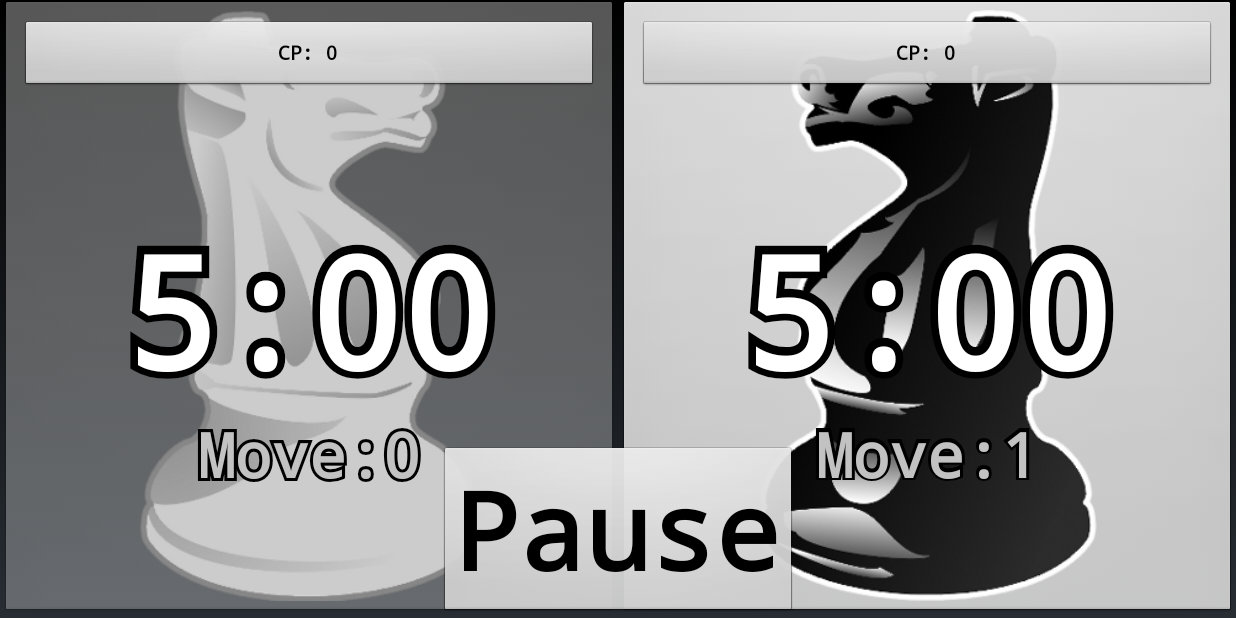
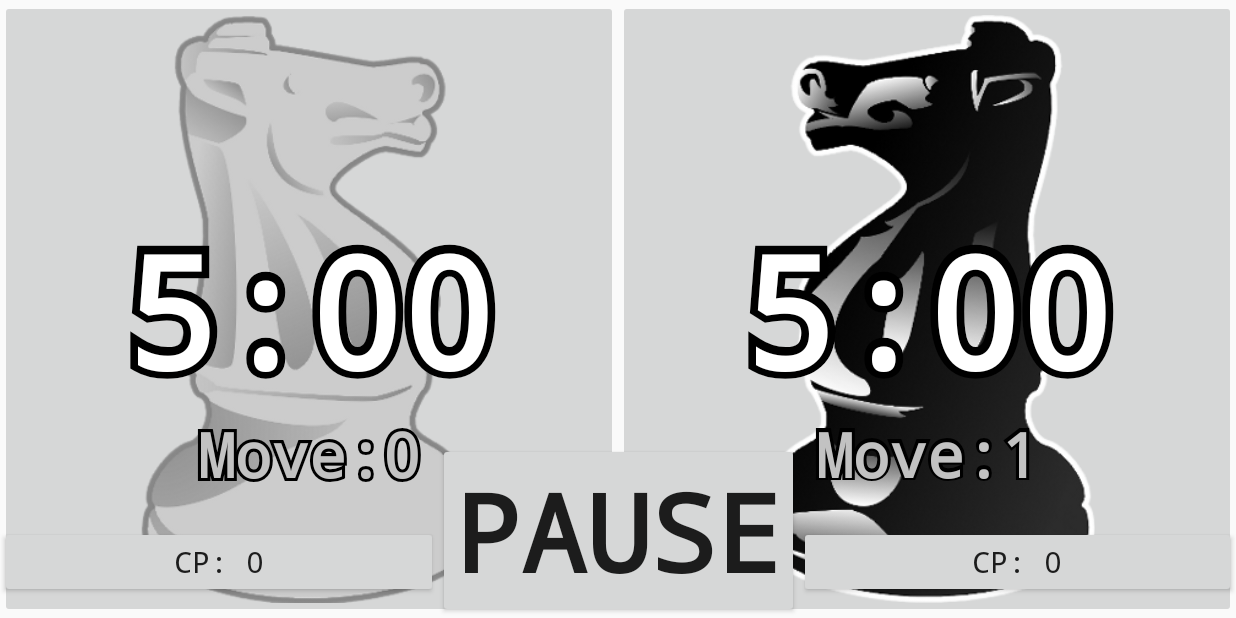
Before and after one commit to keannan5390/game-clock, an Android app: the screen it shows after launch (MainActivity), after a tap on "CP: 0", on a phone screen of 824 x 412 dp (held sideways). Run offline under Robolectric (Android 15) with nearby library versions, the phone set to English and light mode, and no system bars; libraries missing offline, so code that uses them is left out: fi.iki.elonen; pictures from the network do not load; 1 statement that could not run was skipped.

Commit message:
tweaked the layout for CP, and removed socket code in app

```diff
--- a/app/src/main/AndroidManifest.xml
+++ b/app/src/main/AndroidManifest.xml
@@ -15,12 +15,12 @@ android:versionName="3.0.2" android:versionCode="12">
     <uses-permission android:name="android.permission.WRITE_EXTERNAL_STORAGE" />
 
     <application android:icon="@drawable/icon"
+        android:theme="@style/AppTheme"
     android:label="@string/app_name">
 
         <!-- Main Activity -->
         <activity android:name=".MainActivity"
-        android:screenOrientation="landscape"
-        android:theme="@android:style/Theme.NoTitleBar.Fullscreen">
+        android:screenOrientation="landscape">
             <intent-filter>
                 <action android:name="android.intent.action.MAIN" />
                 <category android:name="android.intent.category.LAUNCHER" />
--- a/app/src/main/java/org/brutaldamage/chessclock/MainActivity.java
+++ b/app/src/main/java/org/brutaldamage/chessclock/MainActivity.java
@@ -43,7 +43,6 @@ import android.preference.PreferenceManager;
 import android.widget.TextView;
 
 import org.brutaldamage.chessclock.http.AndroidHttpServer;
-import org.brutaldamage.chessclock.http.AndroidSocketServer;
 import org.brutaldamage.chessclock.menus.OptionsMenu;
 import org.brutaldamage.chessclock.menus.TimersMenu;
 
@@ -252,12 +251,10 @@ public class MainActivity extends Activity {
 
 	//region Http Server Stuff
 
-	public AndroidSocketServer socketServer;
     public AndroidHttpServer httpServer;
 
 	private static boolean isStarted = false;
 	private static final int DEFAULT_PORT = 8080;
-    private static final int DEFAULT_SOCKET_PORT = 8081;
 	private BroadcastReceiver broadcastReceiverNetworkState;
 
 
@@ -270,8 +267,6 @@ public class MainActivity extends Activity {
 				if (port == 0) {
 					throw new Exception();
 				}
-				socketServer = new AndroidSocketServer(DEFAULT_SOCKET_PORT, false);
-				socketServer.start();
 				httpServer = new AndroidHttpServer(this, DEFAULT_PORT);
 				httpServer.start();
 				return true;
@@ -285,13 +280,11 @@ public class MainActivity extends Activity {
 
 	private boolean stopAndroidWebServer() {
 	    if(isStarted) {
-            if (socketServer != null) {
-                socketServer.stop();
-            }
             if (httpServer != null) {
                 httpServer.stop();
+				return true;
             }
-            return true;
+
         }
 		return false;
 	}
--- a/app/src/main/java/org/brutaldamage/chessclock/http/AndroidSocketServer.java
+++ /dev/null
@@ -1,102 +0,0 @@
-package org.brutaldamage.chessclock.http;
-
-import java.io.IOException;
-import java.util.logging.Level;
-import java.util.logging.Logger;
-
-import fi.iki.elonen.NanoHTTPD;
-import fi.iki.elonen.NanoWSD;
-
-public class AndroidSocketServer extends NanoWSD {
-
-    /**
-     * logger to log to.
-     */
-    private static final Logger LOG = Logger.getLogger(AndroidSocketServer.class.getName());
-
-    private final boolean debug;
-
-    private DebugWebSocket webSocket;
-
-    public AndroidSocketServer(int port, boolean debug) {
-        super(port);
-        this.debug = debug;
-    }
-
-    @Override
-    protected WebSocket openWebSocket(IHTTPSession handshake) {
-        webSocket = new DebugWebSocket(this, handshake);
-
-        return webSocket;
-    }
-
-    public void sendMessage(String msg)
-    {
-        try {
-            if(webSocket != null)
-                webSocket.send(msg);
-        }
-        catch(IOException ex)
-        {
-
-        }
-    }
-
-    private static class DebugWebSocket extends WebSocket {
-
-        private final AndroidSocketServer server;
-
-        public DebugWebSocket(AndroidSocketServer server, IHTTPSession handshakeRequest) {
-            super(handshakeRequest);
-            this.server = server;
-        }
-
-        @Override
-        protected void onOpen() {
-        }
-
-        @Override
-        protected void onClose(WebSocketFrame.CloseCode code, String reason, boolean initiatedByRemote) {
-            if (server.debug) {
-                System.out.println("C [" + (initiatedByRemote ? "Remote" : "Self") + "] " + (code != null ? code : "UnknownCloseCode[" + code + "]")
-                        + (reason != null && !reason.isEmpty() ? ": " + reason : ""));
-            }
-        }
-
-        @Override
-        protected void onMessage(WebSocketFrame message) {
-            try {
-                message.setUnmasked();
-                sendFrame(message);
-            } catch (IOException e) {
-                throw new RuntimeException(e);
-            }
-        }
-
-        @Override
-        protected void onPong(WebSocketFrame pong) {
-            if (server.debug) {
-                System.out.println("P " + pong);
-            }
-        }
-
-        @Override
-        protected void onException(IOException exception) {
-            AndroidSocketServer.LOG.log(Level.SEVERE, "exception occured", exception);
-        }
-
-        @Override
-        protected void debugFrameReceived(WebSocketFrame frame) {
-            if (server.debug) {
-                System.out.println("R " + frame);
-            }
-        }
-
-        @Override
-        protected void debugFrameSent(WebSocketFrame frame) {
-            if (server.debug) {
-                System.out.println("S " + frame);
-            }
-        }
-    }
-}
--- a/app/src/main/java/org/brutaldamage/chessclock/menus/DecrementTimerTask.java
+++ b/app/src/main/java/org/brutaldamage/chessclock/menus/DecrementTimerTask.java
@@ -91,7 +91,6 @@ public class DecrementTimerTask implements Runnable {
 
 		// Update the button's text
 		mMenu.updateButtonAndLabelText();
-		mMenu.notifyTimeChanged();
 	}
 
 	/* ===========================================================
--- a/app/src/main/java/org/brutaldamage/chessclock/menus/TimersMenu.java
+++ b/app/src/main/java/org/brutaldamage/chessclock/menus/TimersMenu.java
@@ -395,16 +395,6 @@ public class TimersMenu implements MenuInterface,
 	/* ===========================================================
 	 * Package-space Methods
 	 * =========================================================== */
-	void notifyTimeChanged()
-	{
-		String json = "{" +
-				"\"left\":{ \"time\": \"" + Global.GAME_STATE.leftPlayerTime() + "\", \"turn\": " + Global.GAME_STATE.numLeftPlayerMoves + ", \"cp\": " + Global.GAME_STATE.numLeftPlayerCP + "}, " +
-				"\"right\": { \"time\": \" "+Global.GAME_STATE.rightPlayerTime() + "\", \"turn\": " + Global.GAME_STATE.numRightPlayerMoves + ", \"cp\": " + Global.GAME_STATE.numRightPlayerCP + "}"
-				+ "}";
-
-		mParentActivity.socketServer.sendMessage(json);
-	}
-
 	/**
 	 * Updates the text on {@link mLeftButton}, {@link mRightButton},
 	 * and {@link mDelayLabel}
--- a/app/src/main/res/layout/main.xml
+++ b/app/src/main/res/layout/main.xml
@@ -23,23 +23,7 @@ xmlns:chessclock="http://schemas.android.com/apk/res/org.brutaldamage.chessclock
 	</LinearLayout>
 
 	<!-- CP Points on top of the buttons -->
-	<LinearLayout
-		android:layout_width="fill_parent" android:layout_height="wrap_content"
-		android:layout_alignParentLeft="true"
-		android:layout_marginTop="20px">
-		<Button android:id="@+id/leftPlayerCP"
-			android:layout_marginLeft="20px" android:layout_marginRight="20px"
-			android:layout_width="80px" android:layout_height="wrap_content"
-			android:text="CP: 0" android:layout_weight="1"
-			android:typeface="monospace" android:textStyle="bold"
-			android:textSize="20px" />
-		<Button android:id="@+id/rightPlayerCP"
-			android:layout_marginLeft="20px" android:layout_marginRight="20px"
-			android:layout_width="80px" android:layout_height="wrap_content"
-			android:text="CP: 0" android:layout_weight="1"
-			android:typeface="monospace" android:textStyle="bold"
-			android:textSize="20px" />
-	</LinearLayout>
+
 
 	<!-- Display the player's time on top of the buttons -->
 	<LinearLayout android:id="@+id/layoutTimeLabels"
@@ -117,11 +101,31 @@ xmlns:chessclock="http://schemas.android.com/apk/res/org.brutaldamage.chessclock
 	android:typeface="monospace" android:textStyle="bold" android:textSize="60px"
 	android:visibility="invisible" />
 
-	<!-- Displaying Pause Button -->
-    <Button android:id="@+id/buttonPause" android:text="@string/pauseButtonText"
-    android:layout_width="wrap_content" android:layout_height="wrap_content"
-    android:typeface="monospace" android:textSize="40px" android:textStyle="bold"
-    android:layout_centerHorizontal="true" android:layout_alignParentBottom="true" />
+	<!-- displaying game buttons -->
+	<LinearLayout
+		android:layout_width="fill_parent" android:layout_height="wrap_content"
+		android:layout_alignParentBottom="true" android:layout_alignParentLeft="true">
+
+		<!--  Displaying Settings Button -->
+		<Button android:id="@+id/leftPlayerCP" android:text="CP: 0"
+			android:layout_width="fill_parent" android:layout_height="wrap_content"
+			android:typeface="monospace" android:textStyle="normal" android:textSize="30px"
+			android:layout_weight="1" android:layout_alignParentBottom="true" />
+
+		<!-- Displaying Resume Button -->
+		<Button android:id="@+id/buttonPause" android:text="@string/pauseButtonText"
+			android:layout_width="wrap_content" android:layout_height="wrap_content"
+			android:typeface="monospace" android:textStyle="bold" android:textSize="40px"
+			android:layout_weight="0" android:layout_alignParentBottom="true" />
+
+		<!-- Displaying New Game Button -->
+		<Button android:id="@+id/rightPlayerCP" android:text="CP: 0"
+			android:layout_width="fill_parent" android:layout_height="wrap_content"
+			android:typeface="monospace" android:textStyle="normal" android:textSize="30px"
+			android:layout_weight="1" android:layout_alignParentBottom="true" />
+
+	</LinearLayout>
+
 
     <!-- Declare an external layout -->
 	<RelativeLayout android:id="@+id/layoutOverlap"
--- /dev/null
+++ b/app/src/main/res/values/styles.xml
@@ -0,0 +1,8 @@
+<?xml version="1.0" encoding="utf-8"?>
+<resources>
+    <!-- Application theme. -->
+    <style name="AppTheme" parent="Theme.AppCompat.Light.NoActionBar">
+        <!--<item name="android:windowNoTitle">true</item>-->
+        <item name="android:windowFullscreen">true</item>
+    </style>
+</resources>
```
